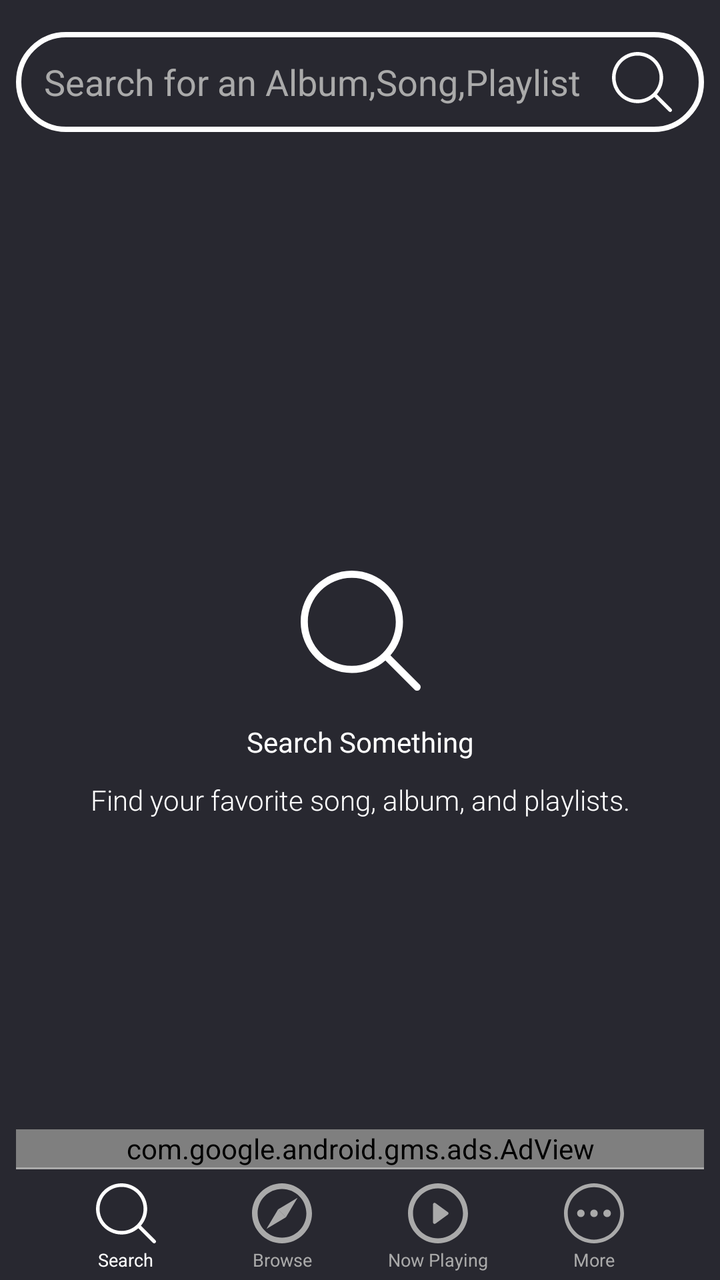
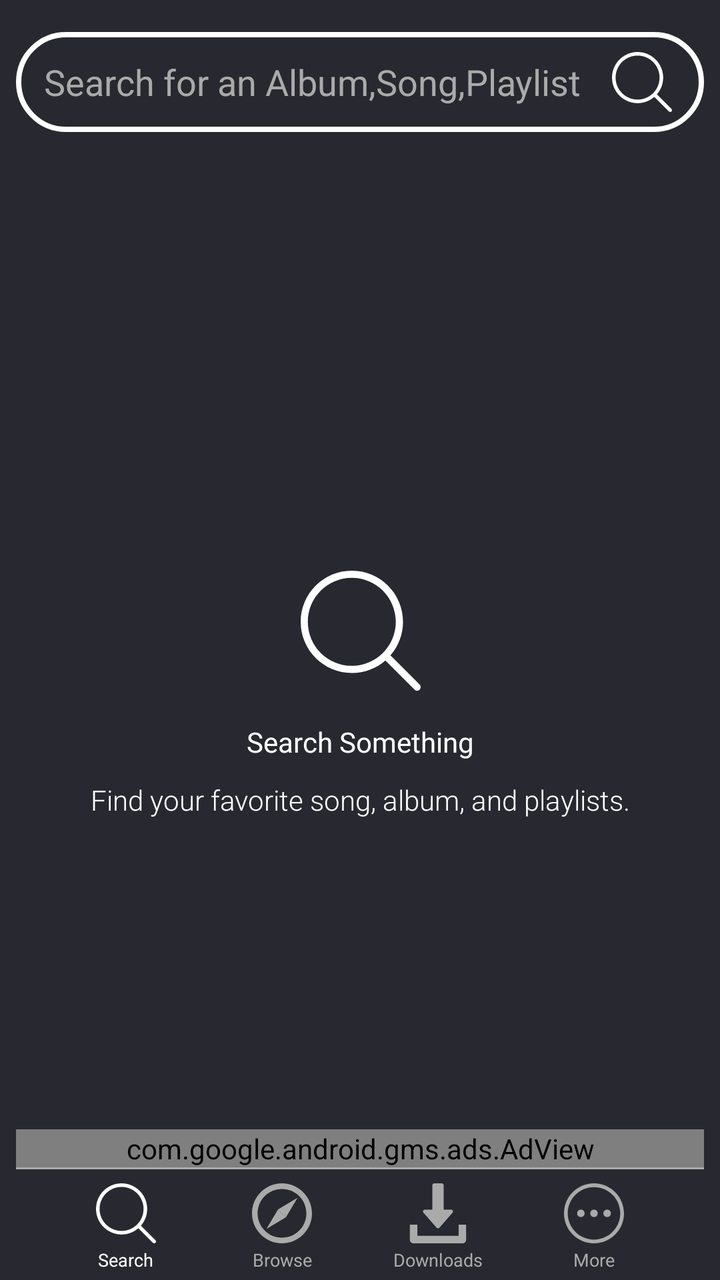

Compare the two renders of this Android layout. The source of the first and the diff that turns it into the second are given below.
<!-- AndroidManifest.xml: application theme AppTheme.NoActionBar -->
<!-- res/layout/activity_search__songs.xml -->
<?xml version="1.0" encoding="utf-8"?>
<androidx.constraintlayout.widget.ConstraintLayout xmlns:android="http://schemas.android.com/apk/res/android"
    xmlns:app="http://schemas.android.com/apk/res-auto"
    xmlns:tools="http://schemas.android.com/tools"
    android:layout_width="match_parent"
    android:layout_height="match_parent"
    android:background="@color/darkAccent"
    tools:context=".Search_Songs">

    <ListView
        android:id="@+id/list_searchres"
        android:layout_width="0dp"
        android:layout_height="0dp"
        android:layout_marginBottom="8dp"
        android:visibility="gone"
        app:layout_constraintBottom_toTopOf="@+id/adView_search"
        app:layout_constraintEnd_toEndOf="parent"
        app:layout_constraintStart_toStartOf="parent"
        app:layout_constraintTop_toBottomOf="@+id/et_searchBox" />

    <com.google.android.material.tabs.TabLayout
        android:id="@+id/tl_searchPage"
        android:layout_width="0dp"
        android:layout_height="wrap_content"
        android:visibility="visible"
        app:layout_constraintEnd_toEndOf="parent"
        app:layout_constraintStart_toStartOf="parent"
        app:layout_constraintTop_toBottomOf="@+id/tv_urResStatus"
        app:tabIndicatorColor="@android:color/white"
        app:tabTextColor="@android:color/white" />

    <androidx.viewpager.widget.ViewPager
        android:id="@+id/vp_searchPage"
        android:layout_width="0dp"
        android:layout_height="0dp"
        android:layout_marginTop="8dp"
        android:layout_marginBottom="8dp"
        android:visibility="visible"
        app:layout_constraintBottom_toTopOf="@+id/adView_search"
        app:layout_constraintEnd_toEndOf="parent"
        app:layout_constraintStart_toStartOf="parent"
        app:layout_constraintTop_toBottomOf="@+id/tl_searchPage">

    </androidx.viewpager.widget.ViewPager>

    <Button
        android:id="@+id/btn_searchBox"
        android:layout_width="30dp"
        android:layout_height="30dp"
        android:layout_marginTop="8dp"
        android:layout_marginEnd="16dp"
        android:layout_marginBottom="8dp"
        android:background="@drawable/ic_err_search"
        android:fontFamily="@font/acme"
        android:textAllCaps="false"
        android:textColor="@android:color/white"
        app:layout_constraintBottom_toBottomOf="@+id/et_searchBox"
        app:layout_constraintEnd_toEndOf="@+id/et_searchBox"
        app:layout_constraintTop_toTopOf="@+id/et_searchBox"
        tools:visibility="visible" />

    <ImageView
        android:id="@+id/ms_info1"
        android:layout_width="60dp"
        android:layout_height="60dp"
        android:layout_marginStart="8dp"
        android:layout_marginTop="8dp"
        android:layout_marginBottom="8dp"
        app:layout_constraintBottom_toTopOf="@+id/adView_search"
        app:layout_constraintEnd_toEndOf="parent"
        app:layout_constraintHorizontal_bias="0.487"
        app:layout_constraintStart_toStartOf="parent"
        app:layout_constraintTop_toBottomOf="@+id/et_searchBox"
        app:srcCompat="@drawable/ic_err_search" />

    <TextView
        android:id="@+id/ms_info2"
        android:layout_width="wrap_content"
        android:layout_height="wrap_content"
        android:layout_marginStart="8dp"
        android:layout_marginTop="16dp"
        android:layout_marginEnd="8dp"
        android:fontFamily="@font/capriola"
        android:text="Search Something"
        android:textColor="@android:color/white"
        app:layout_constraintEnd_toEndOf="parent"
        app:layout_constraintStart_toStartOf="parent"
        app:layout_constraintTop_toBottomOf="@+id/ms_info1" />

    <TextView
        android:id="@+id/ms_info3"
        android:layout_width="wrap_content"
        android:layout_height="wrap_content"
        android:layout_marginStart="8dp"
        android:layout_marginTop="10dp"
        android:layout_marginEnd="8dp"
        android:fontFamily="sans-serif-light"
        android:text="Find your favorite song, album, and playlists."
        android:textColor="@android:color/white"
        app:layout_constraintEnd_toEndOf="parent"
        app:layout_constraintStart_toStartOf="parent"
        app:layout_constraintTop_toBottomOf="@+id/ms_info2" />

    <EditText
        android:id="@+id/et_searchBox"
        android:layout_width="0dp"
        android:layout_height="50dp"
        android:layout_marginStart="8dp"
        android:layout_marginTop="16dp"
        android:layout_marginEnd="8dp"
        android:background="@drawable/curvature"
        android:ems="10"
        android:hint="Search for an Album,Song,Playlist"
        android:imeOptions="actionSearch"
        android:inputType="text"
        android:lineSpacingExtra="8sp"
        android:paddingLeft="14dp"
        android:paddingRight="45dp"
        android:textColor="@android:color/white"
        android:textColorHint="@android:color/darker_gray"
        app:layout_constraintEnd_toEndOf="parent"
        app:layout_constraintStart_toStartOf="parent"
        app:layout_constraintTop_toTopOf="parent" />

    <TextView
        android:id="@+id/tv_urResStatus"
        android:layout_width="0dp"
        android:layout_height="35dp"
        android:layout_marginTop="16dp"
        android:background="@android:color/white"
        android:fontFamily="@font/capriola"
        android:gravity="center|left"
        android:paddingLeft="20dp"
        android:text="Your Search Results:"
        android:textColor="@color/darkAccent"
        android:textSize="15sp"
        android:visibility="gone"
        app:layout_constraintEnd_toEndOf="parent"
        app:layout_constraintStart_toStartOf="parent"
        app:layout_constraintTop_toBottomOf="@+id/et_searchBox" />

    <Button
        android:id="@+id/btm_srch"
        android:layout_width="30dp"
        android:layout_height="30dp"
        android:layout_marginBottom="2dp"
        android:background="@drawable/ic_btm_search"
        android:onClick="sBtmSrch"
        app:layout_constraintBottom_toTopOf="@+id/textView45"
        app:layout_constraintEnd_toStartOf="@+id/btm_brws"
        app:layout_constraintHorizontal_bias="0.5"
        app:layout_constraintHorizontal_chainStyle="spread"
        app:layout_constraintStart_toStartOf="parent" />

    <Button
        android:id="@+id/btm_brws"
        android:layout_width="30dp"
        android:layout_height="30dp"
        android:layout_marginBottom="2dp"
        android:background="@drawable/ic_btm_browse_dull"
        android:onClick="sBtmBrws"
        app:layout_constraintBottom_toTopOf="@+id/textView46"
        app:layout_constraintEnd_toStartOf="@+id/btm_down"
        app:layout_constraintHorizontal_bias="0.5"
        app:layout_constraintStart_toEndOf="@+id/btm_srch" />

    <Button
        android:id="@+id/btm_down"
        android:layout_width="30dp"
        android:layout_height="30dp"
        android:layout_marginBottom="2dp"
        android:background="@drawable/ic_btm_play_dull"
        android:onClick="sBtmDown"
        app:layout_constraintBottom_toTopOf="@+id/textView47"
        app:layout_constraintEnd_toStartOf="@+id/btm_more"
        app:layout_constraintHorizontal_bias="0.5"
        app:layout_constraintStart_toEndOf="@+id/btm_brws" />

    <Button
        android:id="@+id/btm_more"
        android:layout_width="30dp"
        android:layout_height="30dp"
        android:layout_marginBottom="2dp"
        android:background="@drawable/ic_btm_more_dull"
        android:onClick="sBtmMore"
        app:layout_constraintBottom_toTopOf="@+id/textView48"
        app:layout_constraintEnd_toEndOf="parent"
        app:layout_constraintHorizontal_bias="0.5"
        app:layout_constraintStart_toEndOf="@+id/btm_down" />

    <TextView
        android:id="@+id/textView4"
        android:layout_width="0dp"
        android:layout_height="1dp"
        android:layout_marginStart="8dp"
        android:layout_marginEnd="8dp"
        android:layout_marginBottom="7dp"
        android:background="@android:color/darker_gray"
        app:layout_constraintBottom_toTopOf="@+id/btm_brws"
        app:layout_constraintEnd_toEndOf="parent"
        app:layout_constraintStart_toStartOf="parent" />

    <com.google.android.gms.ads.AdView xmlns:ads="http://schemas.android.com/apk/res-auto"
        android:id="@+id/adView_search"
        android:layout_width="0dp"
        android:layout_height="wrap_content"
        android:layout_alignParentBottom="true"
        android:layout_centerHorizontal="true"
        android:layout_marginStart="8dp"
        android:layout_marginEnd="8dp"
        ads:adSize="BANNER"
        ads:adUnitId="@string/ad_Search"
        ads:layout_constraintBottom_toTopOf="@+id/textView4"
        ads:layout_constraintEnd_toEndOf="parent"
        ads:layout_constraintHorizontal_bias="0.498"
        ads:layout_constraintStart_toStartOf="parent"></com.google.android.gms.ads.AdView>

    <TextView
        android:id="@+id/textView45"
        android:layout_width="wrap_content"
        android:layout_height="wrap_content"
        android:layout_marginBottom="4dp"
        android:text="Search"
        android:textColor="@android:color/white"
        android:textSize="9sp"
        app:layout_constraintBottom_toBottomOf="parent"
        app:layout_constraintEnd_toEndOf="@+id/btm_srch"
        app:layout_constraintHorizontal_bias="0.482"
        app:layout_constraintStart_toStartOf="@+id/btm_srch" />

    <TextView
        android:id="@+id/textView46"
        android:layout_width="wrap_content"
        android:layout_height="wrap_content"
        android:layout_marginBottom="4dp"
        android:text="Browse"
        android:textColor="@android:color/darker_gray"
        android:textSize="9sp"
        app:layout_constraintBottom_toBottomOf="parent"
        app:layout_constraintEnd_toEndOf="@+id/btm_brws"
        app:layout_constraintStart_toStartOf="@+id/btm_brws" />

    <TextView
        android:id="@+id/textView47"
        android:layout_width="wrap_content"
        android:layout_height="wrap_content"
        android:layout_marginBottom="4dp"
        android:text="Now Playing"
        android:textColor="@android:color/darker_gray"
        android:textSize="9sp"
        app:layout_constraintBottom_toBottomOf="parent"
        app:layout_constraintEnd_toEndOf="@+id/btm_down"
        app:layout_constraintStart_toStartOf="@+id/btm_down" />

    <TextView
        android:id="@+id/textView48"
        android:layout_width="wrap_content"
        android:layout_height="wrap_content"
        android:layout_marginBottom="4dp"
        android:text="More"
        android:textColor="@android:color/darker_gray"
        android:textSize="9sp"
        app:layout_constraintBottom_toBottomOf="parent"
        app:layout_constraintEnd_toEndOf="@+id/btm_more"
        app:layout_constraintStart_toStartOf="@+id/btm_more" />


</androidx.constraintlayout.widget.ConstraintLayout>
<!-- resources referenced by this layout -->
<resources>
  <color name="darkAccent">#282830</color>
  <!-- drawable curvature (drawable) -->
  <?xml version="1.0" encoding="utf-8"?>
  <shape xmlns:android="http://schemas.android.com/apk/res/android"
      android:shape="rectangle">
      <corners android:radius="25dp" />
      <stroke android:width="8px" android:color="#fff" />
  </shape>
  <!-- drawable ic_btm_play_dull (drawable) -->
  <?xml version="1.0" encoding="utf-8"?>
  <vector xmlns:android="http://schemas.android.com/apk/res/android"
      android:width="30.051dp"
      android:height="30.051dp"
      android:viewportWidth="30.051"
      android:viewportHeight="30.051">
  
      <path
          android:fillColor="@android:color/darker_gray"
          android:pathData="M19.982,14.438l-6.24-4.536c-0.229-0.166-0.533-0.191-0.784-0.062c-0.253,0.128-0.411,0.388-0.411,0.669v9.069 c0,0.284,0.158,0.543,0.411,0.671c0.107,0.054,0.224,0.081,0.342,0.081c0.154,0,0.31-0.049,0.442-0.146l6.24-4.532 c0.197-0.145,0.312-0.369,0.312-0.607C20.295,14.803,20.177,14.58,19.982,14.438z" />
      <path
          android:fillColor="@android:color/darker_gray"
          android:pathData="M15.026,0.002C6.726,0.002,0,6.728,0,15.028c0,8.297,6.726,15.021,15.026,15.021c8.298,0,15.025-6.725,15.025-15.021 C30.052,6.728,23.324,0.002,15.026,0.002z M15.026,27.542c-6.912,0-12.516-5.601-12.516-12.514c0-6.91,5.604-12.518,12.516-12.518 c6.911,0,12.514,5.607,12.514,12.518C27.541,21.941,21.937,27.542,15.026,27.542z" />
  </vector>
  <!-- drawable ic_btm_search (drawable) -->
  <?xml version="1.0" encoding="utf-8"?>
  <vector xmlns:android="http://schemas.android.com/apk/res/android"
      android:width="451dp"
      android:height="451dp"
      android:viewportWidth="451"
      android:viewportHeight="451">
  
      <path
          android:fillColor="#fff"
          android:pathData="M447.05,428l-109.6-109.6c29.4-33.8,47.2-77.9,47.2-126.1C384.65,86.2,298.35,0,192.35,0C86.25,0,0.05,86.3,0.05,192.3 s86.3,192.3,192.3,192.3c48.2,0,92.3-17.8,126.1-47.2L428.05,447c2.6,2.6,6.1,4,9.5,4s6.9-1.3,9.5-4 C452.25,441.8,452.25,433.2,447.05,428z M26.95,192.3c0-91.2,74.2-165.3,165.3-165.3c91.2,0,165.3,74.2,165.3,165.3 s-74.1,165.4-165.3,165.4C101.15,357.7,26.95,283.5,26.95,192.3z" />
  </vector>
  <!-- drawable ic_err_search (drawable) -->
  <?xml version="1.0" encoding="utf-8"?>
  <vector xmlns:android="http://schemas.android.com/apk/res/android"
      android:width="451dp"
      android:height="451dp"
      android:viewportWidth="451"
      android:viewportHeight="451">
  
      <path
          android:fillColor="#ffff"
          android:pathData="M447.05,428l-109.6-109.6c29.4-33.8,47.2-77.9,47.2-126.1C384.65,86.2,298.35,0,192.35,0C86.25,0,0.05,86.3,0.05,192.3 s86.3,192.3,192.3,192.3c48.2,0,92.3-17.8,126.1-47.2L428.05,447c2.6,2.6,6.1,4,9.5,4s6.9-1.3,9.5-4 C452.25,441.8,452.25,433.2,447.05,428z M26.95,192.3c0-91.2,74.2-165.3,165.3-165.3c91.2,0,165.3,74.2,165.3,165.3 s-74.1,165.4-165.3,165.4C101.15,357.7,26.95,283.5,26.95,192.3z" />
  </vector>
  <string name="ad_Search">ca-app-pub-3940256099942544/6300978111</string>
  <style name="AppTheme.NoActionBar">
          <item name="windowActionBar">false</item>
          <item name="windowNoTitle">true</item>
      </style>
  <!-- unchanged entries left out for length: 2 -->
</resources>

<!-- the commit's change to res/layout/activity_search__songs.xml (unified diff, before → after) -->
@@ -169,7 +169,7 @@
         android:layout_width="30dp"
         android:layout_height="30dp"
         android:layout_marginBottom="2dp"
-        android:background="@drawable/ic_btm_play_dull"
+        android:background="@drawable/ic_btm_downloads_dull"
         android:onClick="sBtmDown"
         app:layout_constraintBottom_toTopOf="@+id/textView47"
         app:layout_constraintEnd_toStartOf="@+id/btm_more"
@@ -245,7 +245,7 @@
         android:layout_width="wrap_content"
         android:layout_height="wrap_content"
         android:layout_marginBottom="4dp"
-        android:text="Now Playing"
+        android:text="Downloads"
         android:textColor="@android:color/darker_gray"
         android:textSize="9sp"
         app:layout_constraintBottom_toBottomOf="parent"
<!-- resource entries referenced after the edit -->
@@ -8,20 +8,20 @@
       <corners android:radius="25dp" />
       <stroke android:width="8px" android:color="#fff" />
   </shape>
-  <!-- drawable ic_btm_play_dull (drawable) -->
+  <!-- drawable ic_btm_downloads_dull (drawable) -->
   <?xml version="1.0" encoding="utf-8"?>
   <vector xmlns:android="http://schemas.android.com/apk/res/android"
-      android:width="30.051dp"
-      android:height="30.051dp"
-      android:viewportWidth="30.051"
-      android:viewportHeight="30.051">
+      android:width="512dp"
+      android:height="512dp"
+      android:viewportWidth="512"
+      android:viewportHeight="512">
   
       <path
           android:fillColor="@android:color/darker_gray"
-          android:pathData="M19.982,14.438l-6.24-4.536c-0.229-0.166-0.533-0.191-0.784-0.062c-0.253,0.128-0.411,0.388-0.411,0.669v9.069 c0,0.284,0.158,0.543,0.411,0.671c0.107,0.054,0.224,0.081,0.342,0.081c0.154,0,0.31-0.049,0.442-0.146l6.24-4.532 c0.197-0.145,0.312-0.369,0.312-0.607C20.295,14.803,20.177,14.58,19.982,14.438z" />
+          android:pathData="M382.56,233.376C379.968,227.648,374.272,224,368,224h-64V16c0-8.832-7.168-16-16-16h-64c-8.832,0-16,7.168-16,16v208h-64 c-6.272,0-11.968,3.68-14.56,9.376c-2.624,5.728-1.6,12.416,2.528,17.152l112,128c3.04,3.488,7.424,5.472,12.032,5.472 c4.608,0,8.992-2.016,12.032-5.472l112-128C384.192,245.824,385.152,239.104,382.56,233.376z" />
       <path
           android:fillColor="@android:color/darker_gray"
-          android:pathData="M15.026,0.002C6.726,0.002,0,6.728,0,15.028c0,8.297,6.726,15.021,15.026,15.021c8.298,0,15.025-6.725,15.025-15.021 C30.052,6.728,23.324,0.002,15.026,0.002z M15.026,27.542c-6.912,0-12.516-5.601-12.516-12.514c0-6.91,5.604-12.518,12.516-12.518 c6.911,0,12.514,5.607,12.514,12.518C27.541,21.941,21.937,27.542,15.026,27.542z" />
+          android:pathData="M432,352v96H80v-96H16v128c0,17.696,14.336,32,32,32h416c17.696,0,32-14.304,32-32V352H432z" />
   </vector>
   <!-- drawable ic_btm_search (drawable) -->
   <?xml version="1.0" encoding="utf-8"?>
